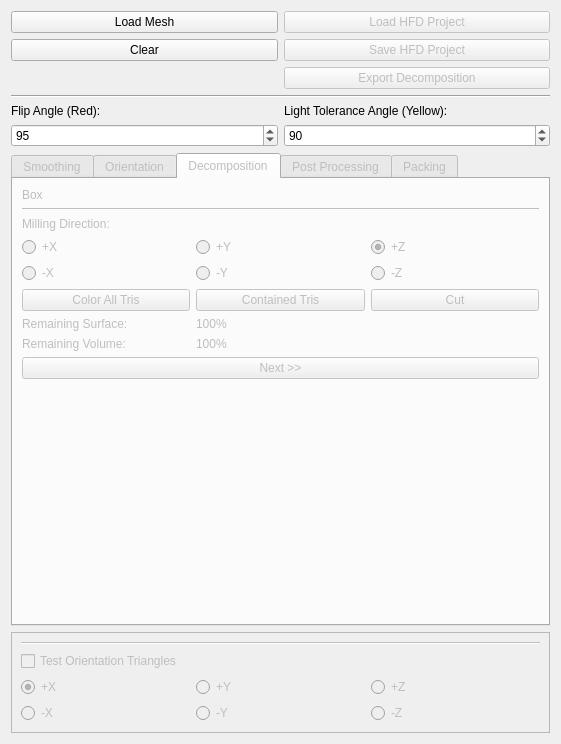
Above: gui/hf_gui.ui from cg3hci/SplitAndMill before the change. Below: the same form after it.
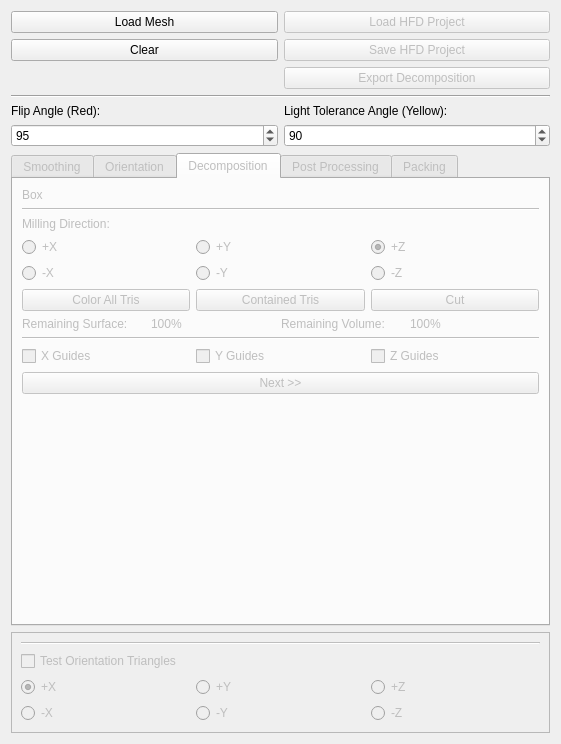
That is the form after the change. The open tabs and pages were chosen to show the change.

Diff of the .ui file:
```diff
--- a/gui/hf_gui.ui
+++ b/gui/hf_gui.ui
@@ -27,7 +27,7 @@
       <bool>false</bool>
      </property>
      <property name="currentIndex">
-      <number>1</number>
+      <number>0</number>
      </property>
      <property name="usesScrollButtons">
       <bool>false</bool>
@@ -270,17 +270,51 @@
          </property>
         </widget>
        </item>
-       <item row="0" column="0">
-        <widget class="QLabel" name="label">
+       <item row="5" column="2">
+        <widget class="QPushButton" name="cutPushButton">
          <property name="text">
-          <string>Box</string>
+          <string>Cut</string>
          </property>
         </widget>
        </item>
-       <item row="4" column="0">
-        <widget class="QRadioButton" name="mxRadioButton">
+       <item row="12" column="0">
+        <spacer name="verticalSpacer_5">
+         <property name="orientation">
+          <enum>Qt::Vertical</enum>
+         </property>
+         <property name="sizeHint" stdset="0">
+          <size>
+           <width>20</width>
+           <height>40</height>
+          </size>
+         </property>
+        </spacer>
+       </item>
+       <item row="3" column="0">
+        <widget class="QRadioButton" name="pxRadioButton">
          <property name="text">
-          <string>-X</string>
+          <string>+X</string>
+         </property>
+        </widget>
+       </item>
+       <item row="1" column="0" colspan="3">
+        <widget class="Line" name="line_2">
+         <property name="orientation">
+          <enum>Qt::Horizontal</enum>
+         </property>
+        </widget>
+       </item>
+       <item row="8" column="0" colspan="3">
+        <widget class="Line" name="line_9">
+         <property name="orientation">
+          <enum>Qt::Horizontal</enum>
+         </property>
+        </widget>
+       </item>
+       <item row="10" column="0" colspan="3">
+        <widget class="QPushButton" name="decompositionNextPushButton">
+         <property name="text">
+          <string>Next &gt;&gt;</string>
          </property>
         </widget>
        </item>
@@ -294,6 +328,89 @@
          </property>
         </widget>
        </item>
+       <item row="4" column="2">
+        <widget class="QRadioButton" name="mzRadioButton">
+         <property name="text">
+          <string>-Z</string>
+         </property>
+        </widget>
+       </item>
+       <item row="4" column="0">
+        <widget class="QRadioButton" name="mxRadioButton">
+         <property name="text">
+          <string>-X</string>
+         </property>
+        </widget>
+       </item>
+       <item row="0" column="0">
+        <widget class="QLabel" name="label">
+         <property name="text">
+          <string>Box</string>
+         </property>
+        </widget>
+       </item>
+       <item row="6" column="0" colspan="3">
+        <widget class="QFrame" name="frame">
+         <property name="frameShape">
+          <enum>QFrame::NoFrame</enum>
+         </property>
+         <property name="frameShadow">
+          <enum>QFrame::Plain</enum>
+         </property>
+         <layout class="QGridLayout" name="gridLayout_5">
+          <property name="leftMargin">
+           <number>0</number>
+          </property>
+          <property name="topMargin">
+           <number>0</number>
+          </property>
+          <property name="rightMargin">
+           <number>0</number>
+          </property>
+          <property name="bottomMargin">
+           <number>0</number>
+          </property>
+          <property name="spacing">
+           <number>0</number>
+          </property>
+          <item row="1" column="2">
+           <widget class="QLabel" name="label_5">
+            <property name="text">
+             <string>Remaining Volume:</string>
+            </property>
+           </widget>
+          </item>
+          <item row="1" column="0">
+           <widget class="QLabel" name="label_2">
+            <property name="text">
+             <string>Remaining Surface:</string>
+            </property>
+           </widget>
+          </item>
+          <item row="1" column="1">
+           <widget class="QLabel" name="remainingSurfaceLabel">
+            <property name="text">
+             <string>100%</string>
+            </property>
+           </widget>
+          </item>
+          <item row="1" column="3">
+           <widget class="QLabel" name="remainingVolumeLabel">
+            <property name="text">
+             <string>100%</string>
+            </property>
+           </widget>
+          </item>
+         </layout>
+        </widget>
+       </item>
+       <item row="2" column="0" colspan="2">
+        <widget class="QLabel" name="label_11">
+         <property name="text">
+          <string>Milling Direction:</string>
+         </property>
+        </widget>
+       </item>
        <item row="5" column="0">
         <widget class="QPushButton" name="colorAllTrisPushButton">
          <property name="text">
@@ -301,20 +418,6 @@
          </property>
         </widget>
        </item>
-       <item row="8" column="0" colspan="3">
-        <widget class="QPushButton" name="decompositionNextPushButton">
-         <property name="text">
-          <string>Next &gt;&gt;</string>
-         </property>
-        </widget>
-       </item>
-       <item row="3" column="1">
-        <widget class="QRadioButton" name="pyRadioButton">
-         <property name="text">
-          <string>+Y</string>
-         </property>
-        </widget>
-       </item>
        <item row="4" column="1">
         <widget class="QRadioButton" name="myRadioButton">
          <property name="text">
@@ -322,79 +425,31 @@
          </property>
         </widget>
        </item>
-       <item row="2" column="0" colspan="2">
-        <widget class="QLabel" name="label_11">
+       <item row="3" column="1">
+        <widget class="QRadioButton" name="pyRadioButton">
          <property name="text">
-          <string>Milling Direction:</string>
+          <string>+Y</string>
          </property>
         </widget>
        </item>
-       <item row="6" column="0">
-        <widget class="QLabel" name="label_2">
+       <item row="9" column="0">
+        <widget class="QCheckBox" name="xGuideCheckBox">
          <property name="text">
-          <string>Remaining Surface:</string>
+          <string>X Guides</string>
          </property>
         </widget>
        </item>
-       <item row="10" column="0">
-        <spacer name="verticalSpacer_5">
-         <property name="orientation">
-          <enum>Qt::Vertical</enum>
-         </property>
-         <property name="sizeHint" stdset="0">
-          <size>
-           <width>20</width>
-           <height>40</height>
-          </size>
-         </property>
-        </spacer>
-       </item>
-       <item row="4" column="2">
-        <widget class="QRadioButton" name="mzRadioButton">
+       <item row="9" column="1">
+        <widget class="QCheckBox" name="yGuidesCheckBox">
          <property name="text">
-          <string>-Z</string>
+          <string>Y Guides</string>
          </property>
         </widget>
        </item>
-       <item row="5" column="2">
-        <widget class="QPushButton" name="cutPushButton">
+       <item row="9" column="2">
+        <widget class="QCheckBox" name="zGiudesCheckBox">
          <property name="text">
-          <string>Cut</string>
-         </property>
-        </widget>
-       </item>
-       <item row="1" column="0" colspan="3">
-        <widget class="Line" name="line_2">
-         <property name="orientation">
-          <enum>Qt::Horizontal</enum>
-         </property>
-        </widget>
-       </item>
-       <item row="3" column="0">
-        <widget class="QRadioButton" name="pxRadioButton">
-         <property name="text">
-          <string>+X</string>
-         </property>
-        </widget>
-       </item>
-       <item row="7" column="0">
-        <widget class="QLabel" name="label_5">
-         <property name="text">
-          <string>Remaining Volume:</string>
-         </property>
-        </widget>
-       </item>
-       <item row="6" column="1">
-        <widget class="QLabel" name="remainingSurfaceLabel">
-         <property name="text">
-          <string>100%</string>
-         </property>
-        </widget>
-       </item>
-       <item row="7" column="1">
-        <widget class="QLabel" name="remainingVolumeLabel">
-         <property name="text">
-          <string>100%</string>
+          <string>Z Guides</string>
          </property>
         </widget>
        </item>
```
